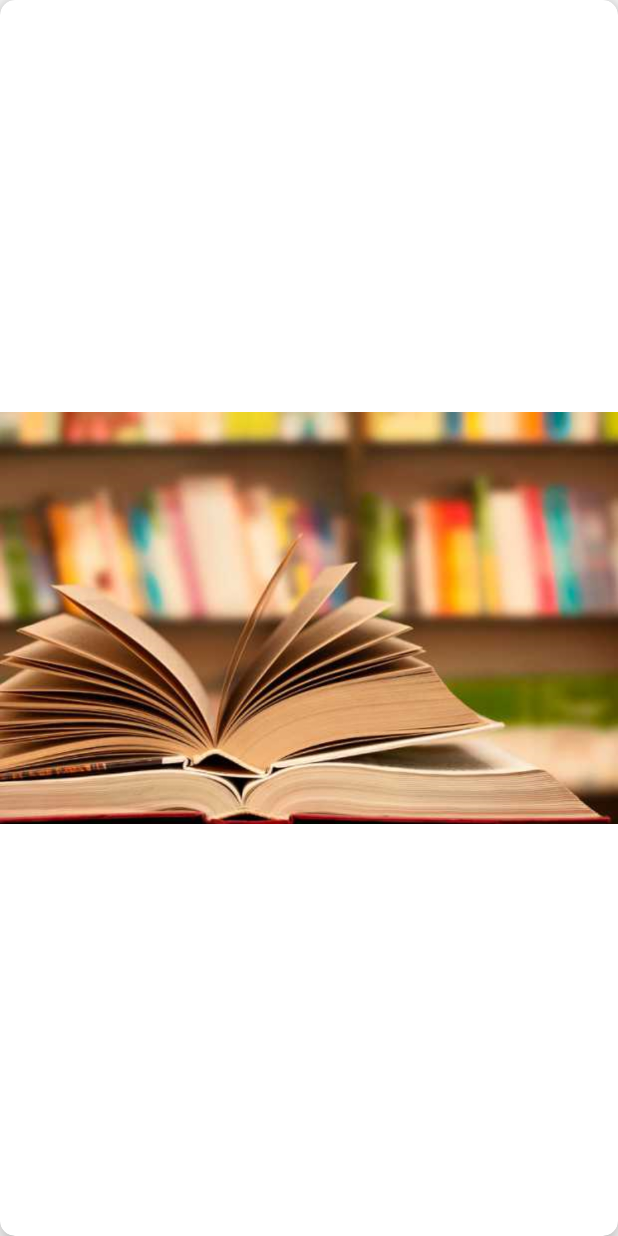
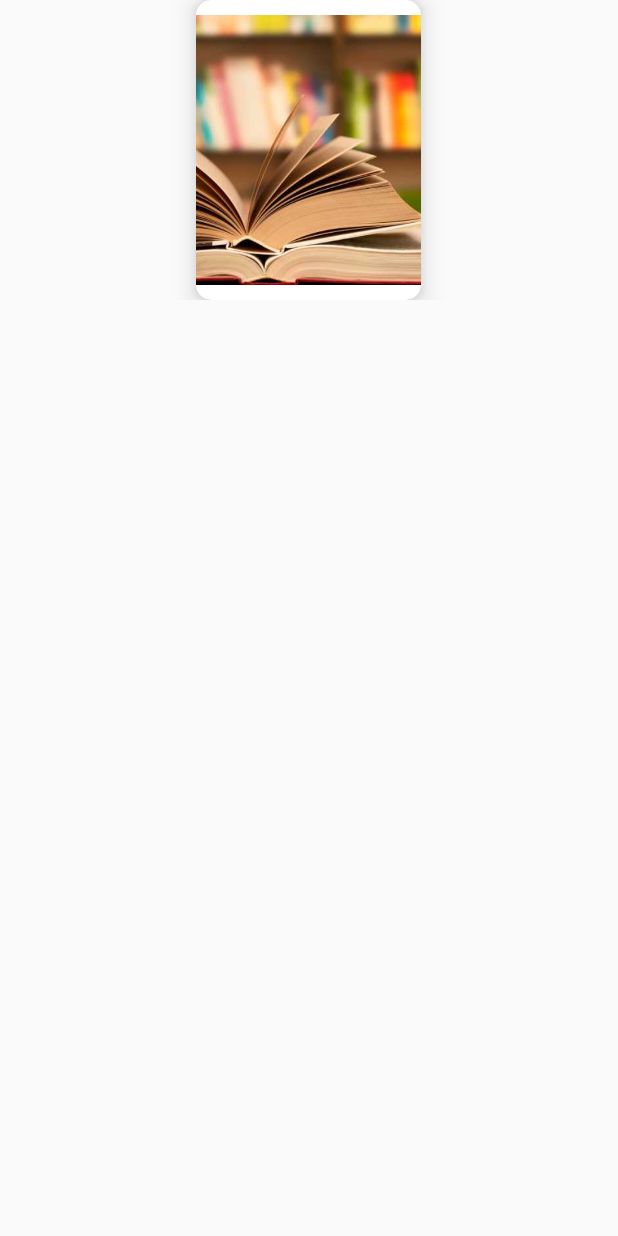
Before and after one commit to Dagorik/LendMybook, an Android app: the layout item_books.xml on its own in the app's theme, with its tools: preview values and no code run, on a phone screen of 412 x 824 dp. Run offline under Robolectric (Android 15) with nearby library versions, the phone set to English and light mode, and no system bars.

Commit message:
Se arregeglaron unos bugs de las vistas.

```diff
--- a/app/src/main/res/layout/item_books.xml
+++ b/app/src/main/res/layout/item_books.xml
@@ -1,10 +1,18 @@
 <?xml version="1.0" encoding="utf-8"?>
-<android.support.v7.widget.CardView xmlns:android="http://schemas.android.com/apk/res/android"
+
+<LinearLayout xmlns:android="http://schemas.android.com/apk/res/android"
     xmlns:app="http://schemas.android.com/apk/res-auto"
     android:layout_width="match_parent"
-    android:layout_height="match_parent"
-    android:background="@color/colorAzul"
+    android:layout_height="wrap_content"
+    android:gravity="center_horizontal"
+    android:orientation="vertical">
+
+
+    <android.support.v7.widget.CardView
+        android:layout_width="150dp"
+        android:layout_height="200dp"
         android:orientation="vertical"
+        android:padding="3dp"
         app:cardCornerRadius="10dp"
         app:cardElevation="10dp">
 
@@ -12,7 +20,12 @@
             android:id="@+id/img_book"
             android:layout_width="match_parent"
             android:layout_height="match_parent"
-        android:src="@drawable/portada"/>
+            android:layout_gravity="center_horizontal"
+            android:padding="10dp"
+            android:scaleType="centerCrop"
+            android:src="@drawable/portada" />
 
 
     </android.support.v7.widget.CardView>
+
+</LinearLayout>
```
Also changed, not shown: app/src/main/java/com/lendmybook/dagorik/lendmybook/BooksAdapter.java (+9 -9 lines), app/src/main/java/com/lendmybook/dagorik/lendmybook/MainActivity.java (+2 -7 lines), app/src/main/java/com/lendmybook/dagorik/lendmybook/fragmentes/TwoFragment.java (+41 -0 lines), app/src/main/res/layout/activity_main.xml (+10 -10 lines), app/src/main/res/layout/fragment_two.xml (+15 -7 lines). Lines whose indentation alone changed are shown as unchanged.
